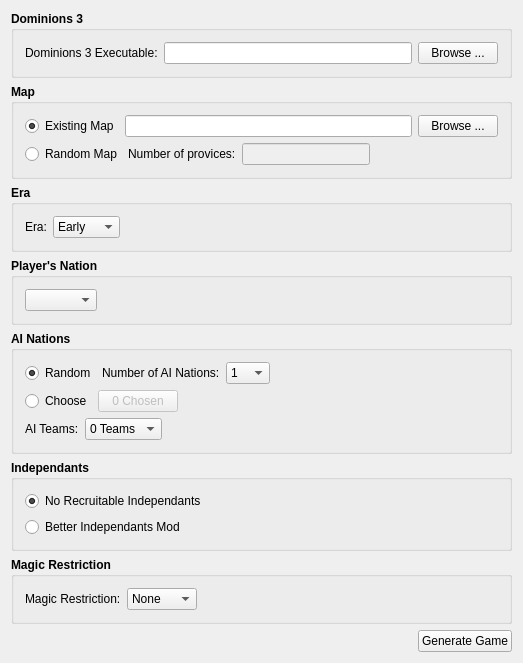
Before: the Qt Designer form dom3ai.ui in larzm42/Dom-3-AI, drawn with Qt 5.
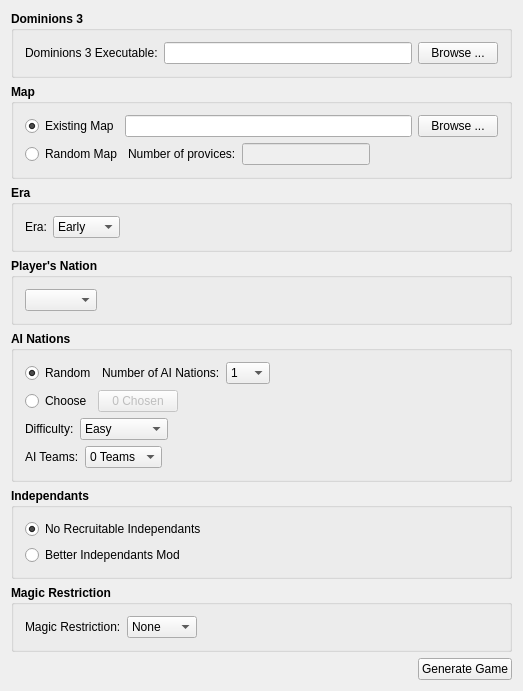
After: the same form once the commit is applied.

Commit message: Add difficulty selection.

Diff of the .ui file:
```diff
--- a/dom3ai.ui
+++ b/dom3ai.ui
@@ -7,7 +7,7 @@
     <x>0</x>
     <y>0</y>
     <width>523</width>
-    <height>585</height>
+    <height>613</height>
    </rect>
   </property>
   <property name="windowTitle">
@@ -518,6 +518,71 @@
         </item>
        </layout>
       </item>
+      <item>
+       <layout class="QHBoxLayout" name="horizontalLayout">
+        <item>
+         <widget class="QLabel" name="label">
+          <property name="font">
+           <font>
+            <weight>50</weight>
+            <bold>false</bold>
+           </font>
+          </property>
+          <property name="text">
+           <string>Difficulty:</string>
+          </property>
+         </widget>
+        </item>
+        <item>
+         <widget class="QComboBox" name="difficultyComboBox">
+          <property name="font">
+           <font>
+            <weight>50</weight>
+            <bold>false</bold>
+           </font>
+          </property>
+          <item>
+           <property name="text">
+            <string>Easy</string>
+           </property>
+          </item>
+          <item>
+           <property name="text">
+            <string>Standard</string>
+           </property>
+          </item>
+          <item>
+           <property name="text">
+            <string>Difficult</string>
+           </property>
+          </item>
+          <item>
+           <property name="text">
+            <string>Mighty</string>
+           </property>
+          </item>
+          <item>
+           <property name="text">
+            <string>Impossible</string>
+           </property>
+          </item>
+         </widget>
+        </item>
+        <item>
+         <spacer name="horizontalSpacer_9">
+          <property name="orientation">
+           <enum>Qt::Horizontal</enum>
+          </property>
+          <property name="sizeHint" stdset="0">
+           <size>
+            <width>40</width>
+            <height>20</height>
+           </size>
+          </property>
+         </spacer>
+        </item>
+       </layout>
+      </item>
       <item>
        <layout class="QHBoxLayout" name="horizontalLayout_7">
         <item>
```
The commit also changes 2 other files.
